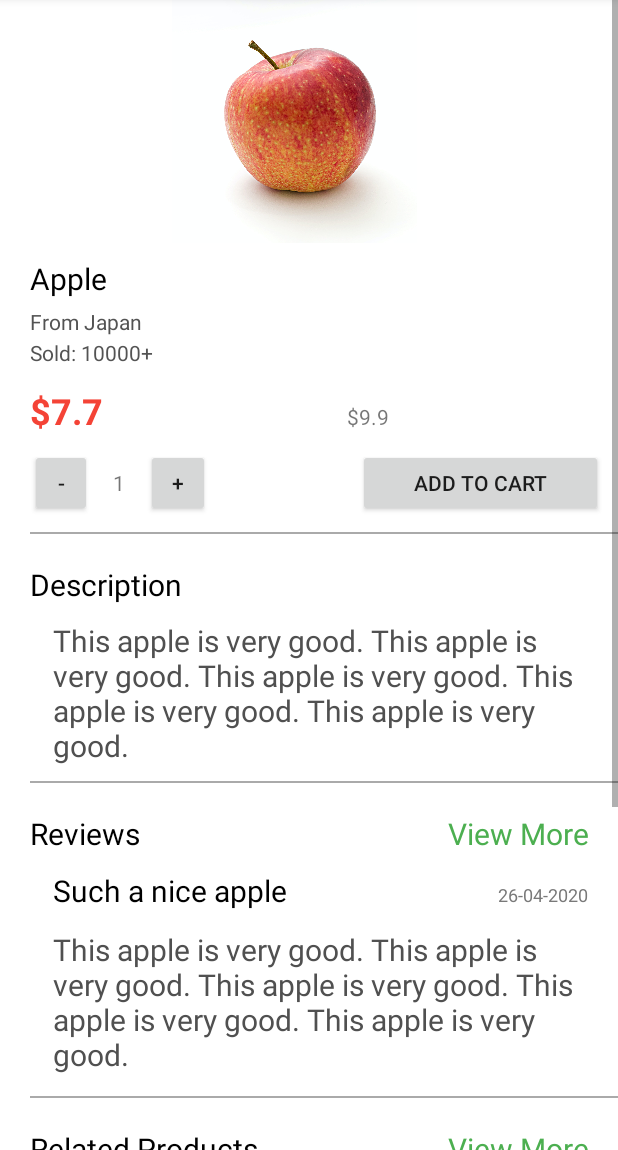
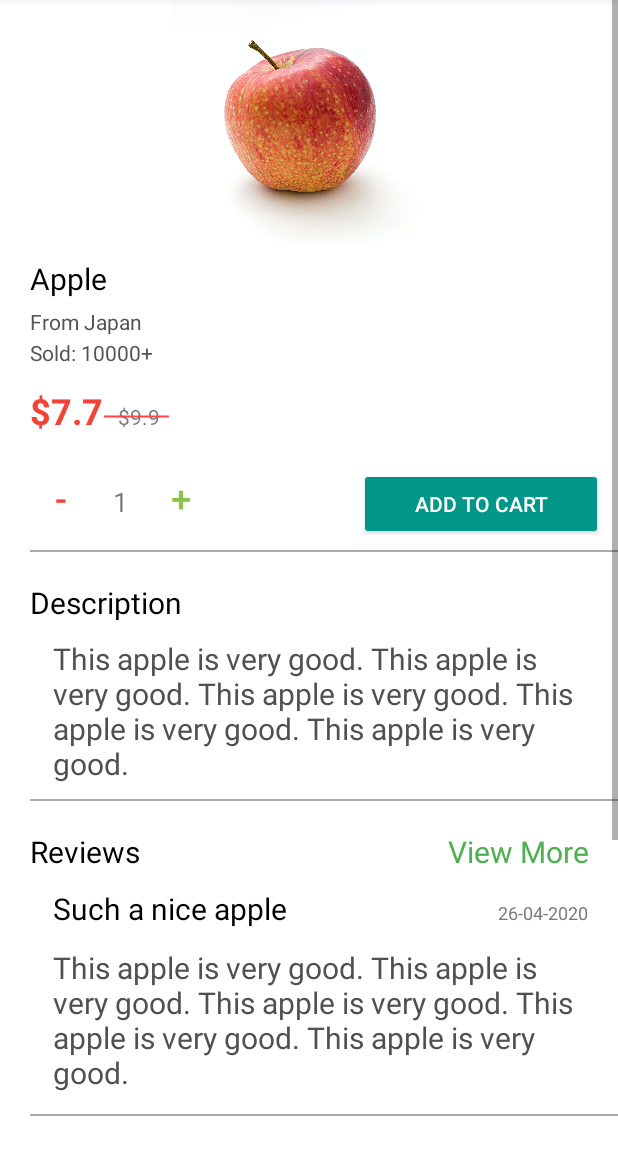
Before and after one commit to wlllllllk/SEHH2279_New, an Android app: the ProductDetailsActivity screen opened directly, with no data from a screen before it, on a phone screen of 412 x 824 dp, the part 86-1236 px from its top. Run offline under Robolectric (Android 15) with nearby library versions, the phone set to English and light mode, and no system bars.

Commit message:
Product Details

```diff
--- /dev/null
+++ b/app/src/main/res/drawable/strikethrough.xml
@@ -0,0 +1,8 @@
+<?xml version="1.0" encoding="utf-8"?>
+<selector xmlns:android="http://schemas.android.com/apk/res/android">
+    <item android:state_pressed="false">
+        <shape android:shape="line">
+            <stroke android:width="1dp" android:color="@android:color/holo_red_light"/>
+        </shape>
+    </item>
+</selector>
--- a/app/src/main/res/layout/activity_product_details.xml
+++ b/app/src/main/res/layout/activity_product_details.xml
@@ -22,7 +22,7 @@
 
             <LinearLayout
                 android:layout_width="match_parent"
-                android:layout_height="1093dp"
+                android:layout_height="wrap_content"
                 android:layout_weight="1"
                 android:orientation="vertical">
 
@@ -69,7 +69,7 @@
                         android:id="@+id/textView3"
                         android:layout_width="wrap_content"
                         android:layout_height="wrap_content"
-                        android:layout_weight="1"
+                        android:layout_weight="0"
                         android:paddingTop="10sp"
                         android:text="$7.7"
                         android:textColor="#F44336"
@@ -80,25 +80,29 @@
                         android:id="@+id/textView4"
                         android:layout_width="wrap_content"
                         android:layout_height="wrap_content"
-                        android:layout_weight="1"
+                        android:layout_weight="0"
+                        android:foreground="@drawable/strikethrough"
                         android:paddingLeft="10sp"
-                        android:text="$9.9"
+                        android:text="$9.9  "
                         android:textSize="14sp" />
                 </LinearLayout>
 
                 <LinearLayout
                     android:layout_width="match_parent"
-                    android:layout_height="65dp"
+                    android:layout_height="77dp"
                     android:orientation="horizontal"
                     android:paddingTop="10dp"
                     android:paddingBottom="10dp">
 
                     <Button
                         android:id="@+id/button_minus"
+                        style="?android:attr/borderlessButtonStyle"
                         android:layout_width="32dp"
                         android:layout_height="wrap_content"
                         android:layout_weight="1"
-                        android:text="-" />
+                        android:text="-"
+                        android:textColor="#F44336"
+                        android:textSize="24sp" />
 
                     <Space
                         android:layout_width="wrap_content"
@@ -111,7 +115,8 @@
                         android:layout_height="wrap_content"
                         android:layout_weight="1"
                         android:text="1"
-                        android:textAlignment="center" />
+                        android:textAlignment="center"
+                        android:textSize="18sp" />
 
                     <Space
                         android:layout_width="wrap_content"
@@ -120,10 +125,13 @@
 
                     <Button
                         android:id="@+id/button_add"
+                        style="?android:attr/borderlessButtonStyle"
                         android:layout_width="33dp"
-                        android:layout_height="wrap_content"
+                        android:layout_height="65dp"
                         android:layout_weight="1"
-                        android:text="+" />
+                        android:text="+"
+                        android:textColor="#8BC34A"
+                        android:textSize="24sp" />
 
                     <Space
                         android:layout_width="wrap_content"
@@ -132,10 +140,13 @@
 
                     <Button
                         android:id="@+id/button_add_to_cart"
+                        style="@style/Widget.AppCompat.Button"
                         android:layout_width="wrap_content"
                         android:layout_height="wrap_content"
                         android:layout_weight="5"
-                        android:text="Add to cart" />
+                        android:backgroundTint="#009688"
+                        android:text="Add to cart"
+                        android:textColor="#FFFFFF" />
 
                     <Space
                         android:layout_width="wrap_content"
@@ -253,12 +264,12 @@
 
                 <LinearLayout
                     android:layout_width="match_parent"
-                    android:layout_height="361dp"
+                    android:layout_height="wrap_content"
                     android:orientation="vertical">
 
                     <LinearLayout
                         android:layout_width="match_parent"
-                        android:layout_height="129dp"
+                        android:layout_height="wrap_content"
                         android:layout_weight="1"
                         android:orientation="horizontal">
 
@@ -288,7 +299,8 @@
 
                     <HorizontalScrollView
                         android:layout_width="match_parent"
-                        android:layout_height="match_parent">
+                        android:layout_height="wrap_content"
+                        android:scrollbars="none">
 
                         <LinearLayout
                             android:layout_width="match_parent"
@@ -301,6 +313,7 @@
                                 android:layout_height="wrap_content"
                                 android:layout_weight="1"
                                 android:orientation="vertical"
+                                android:paddingTop="20dp"
                                 android:paddingRight="10dp">
 
                                 <ImageView
@@ -317,7 +330,7 @@
                                     android:layout_height="wrap_content"
                                     android:layout_weight="1"
                                     android:paddingTop="0dp"
-                                    android:text="Apple"
+                                    android:text="Orange"
                                     android:textColor="#000000"
                                     android:textSize="20sp" />
 
@@ -327,7 +340,7 @@
                                     android:layout_height="wrap_content"
                                     android:layout_weight="1"
                                     android:paddingTop="0dp"
-                                    android:text="$7.7"
+                                    android:text="$8.7"
                                     android:textColor="#F44336"
                                     android:textSize="24sp"
                                     android:textStyle="bold" />
@@ -339,6 +352,7 @@
                                 android:layout_weight="1"
                                 android:orientation="vertical"
                                 android:paddingLeft="10dp"
+                                android:paddingTop="20dp"
                                 android:paddingRight="10dp">
 
                                 <ImageView
@@ -355,7 +369,7 @@
                                     android:layout_height="wrap_content"
                                     android:layout_weight="1"
                                     android:paddingTop="0dp"
-                                    android:text="Apple"
+                                    android:text="Orange"
                                     android:textColor="#000000"
                                     android:textSize="20sp" />
 
@@ -365,7 +379,7 @@
                                     android:layout_height="wrap_content"
                                     android:layout_weight="1"
                                     android:paddingTop="0dp"
-                                    android:text="$7.7"
+                                    android:text="$8.7"
                                     android:textColor="#F44336"
                                     android:textSize="24sp"
                                     android:textStyle="bold" />
@@ -377,6 +391,7 @@
                                 android:layout_weight="1"
                                 android:orientation="vertical"
                                 android:paddingLeft="10dp"
+                                android:paddingTop="20dp"
                                 android:paddingRight="10dp">
 
                                 <ImageView
@@ -393,7 +408,7 @@
                                     android:layout_height="wrap_content"
                                     android:layout_weight="1"
                                     android:paddingTop="0dp"
-                                    android:text="Apple"
+                                    android:text="Orange"
                                     android:textColor="#000000"
                                     android:textSize="20sp" />
 
@@ -403,7 +418,7 @@
                                     android:layout_height="wrap_content"
                                     android:layout_weight="1"
                                     android:paddingTop="0dp"
-                                    android:text="$7.7"
+                                    android:text="$8.7"
                                     android:textColor="#F44336"
                                     android:textSize="24sp"
                                     android:textStyle="bold" />
@@ -415,6 +430,7 @@
                                 android:layout_weight="1"
                                 android:orientation="vertical"
                                 android:paddingLeft="10dp"
+                                android:paddingTop="20dp"
                                 android:paddingRight="10dp">
 
                                 <ImageView
@@ -431,7 +447,7 @@
                                     android:layout_height="wrap_content"
                                     android:layout_weight="1"
                                     android:paddingTop="0dp"
-                                    android:text="Apple"
+                                    android:text="Orange"
                                     android:textColor="#000000"
                                     android:textSize="20sp" />
 
@@ -441,7 +457,7 @@
                                     android:layout_height="wrap_content"
                                     android:layout_weight="1"
                                     android:paddingTop="0dp"
-                                    android:text="$7.7"
+                                    android:text="$8.7"
                                     android:textColor="#F44336"
                                     android:textSize="24sp"
                                     android:textStyle="bold" />
@@ -453,6 +469,7 @@
                                 android:layout_weight="1"
                                 android:orientation="vertical"
                                 android:paddingLeft="10dp"
+                                android:paddingTop="20dp"
                                 android:paddingRight="10dp">
 
                                 <ImageView
@@ -469,7 +486,7 @@
                                     android:layout_height="wrap_content"
                                     android:layout_weight="1"
                                     android:paddingTop="0dp"
-                                    android:text="Apple"
+                                    android:text="Orange"
                                     android:textColor="#000000"
                                     android:textSize="20sp" />
 
@@ -479,7 +496,7 @@
                                     android:layout_height="wrap_content"
                                     android:layout_weight="1"
                                     android:paddingTop="0dp"
-                                    android:text="$7.7"
+                                    android:text="$8.7"
                                     android:textColor="#F44336"
                                     android:textSize="24sp"
                                     android:textStyle="bold" />
@@ -490,7 +507,8 @@
                                 android:layout_height="wrap_content"
                                 android:layout_weight="1"
                                 android:orientation="vertical"
-                                android:paddingLeft="10dp">
+                                android:paddingLeft="10dp"
+                                android:paddingTop="20dp">
 
                                 <ImageView
                                     android:id="@+id/imageView13"
@@ -506,7 +524,7 @@
                                     android:layout_height="wrap_content"
                                     android:layout_weight="1"
                                     android:paddingTop="0dp"
-                                    android:text="Apple"
+                                    android:text="Orange"
                                     android:textColor="#000000"
                                     android:textSize="20sp" />
 
@@ -516,7 +534,7 @@
                                     android:layout_height="wrap_content"
                                     android:layout_weight="1"
                                     android:paddingTop="0dp"
-                                    android:text="$7.7"
+                                    android:text="$8.7"
                                     android:textColor="#F44336"
                                     android:textSize="24sp"
                                     android:textStyle="bold" />
```
